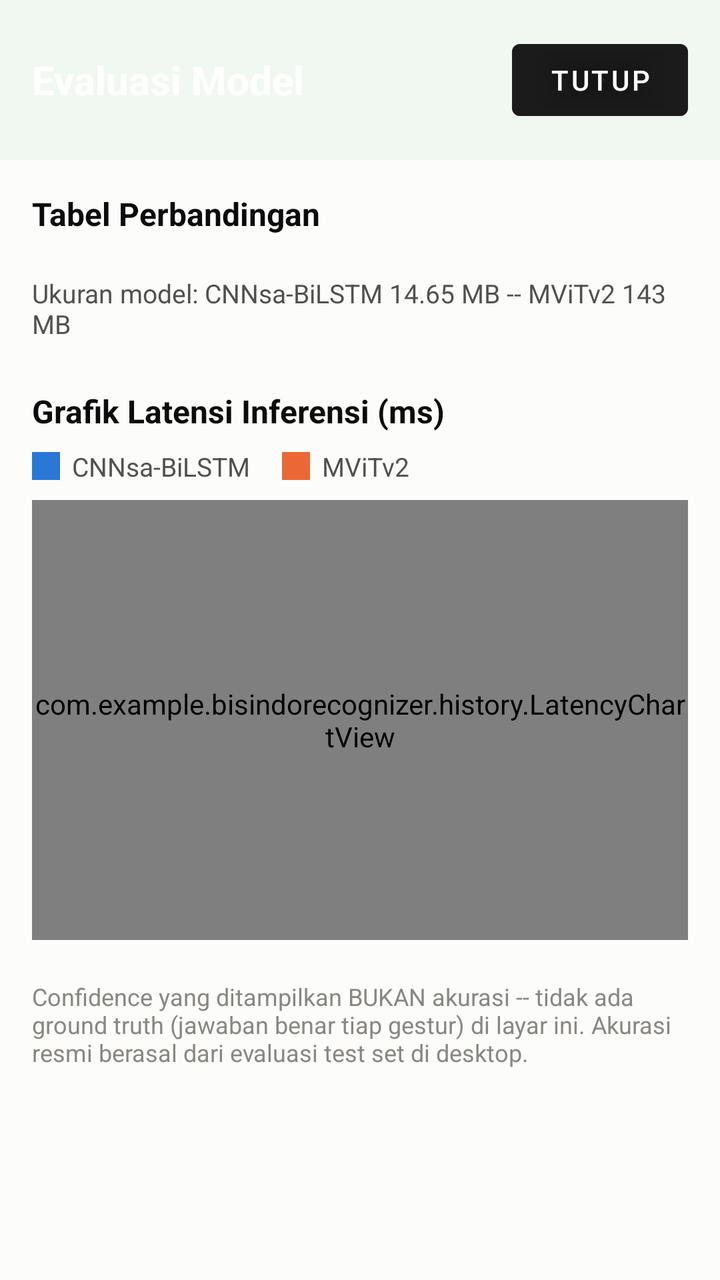
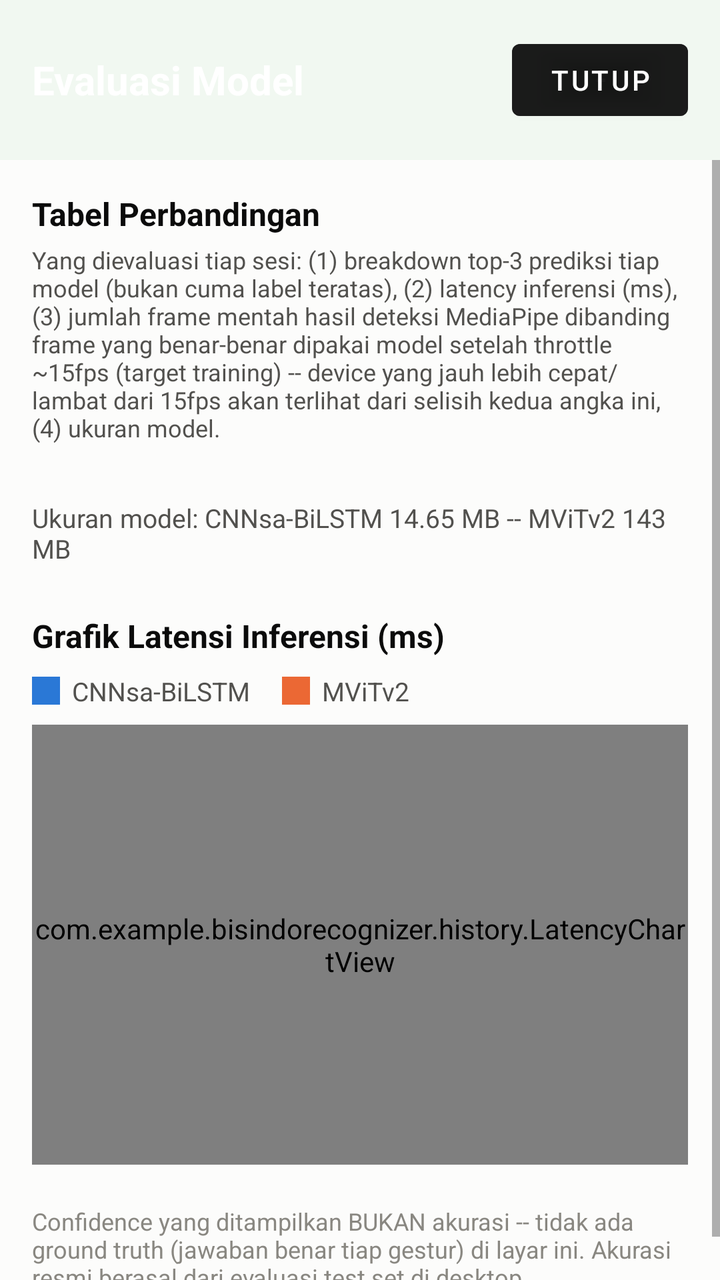

An Android layout rendered at two revisions. The XML below is the earlier revision; the diff shows what the commit changed to produce the second picture.
<!-- AndroidManifest.xml: application theme Theme.BisindoRecognizer -->
<!-- res/layout/activity_evaluation.xml -->
<?xml version="1.0" encoding="utf-8"?>
<LinearLayout xmlns:android="http://schemas.android.com/apk/res/android"
    android:layout_width="match_parent"
    android:layout_height="match_parent"
    android:orientation="vertical"
    android:background="#FCFCFB">

    <LinearLayout
        android:layout_width="match_parent"
        android:layout_height="wrap_content"
        android:orientation="horizontal"
        android:gravity="center_vertical"
        android:padding="16dp"
        android:background="@color/menu_background">

        <TextView
            android:layout_width="0dp"
            android:layout_height="wrap_content"
            android:layout_weight="1"
            android:text="@string/eval_title"
            android:textColor="#FFFFFF"
            android:textSize="20sp"
            android:textStyle="bold" />

        <Button
            android:id="@+id/btnCloseEvaluation"
            android:layout_width="wrap_content"
            android:layout_height="wrap_content"
            android:backgroundTint="#AA000000"
            android:text="@string/btn_close_history"
            android:textColor="#FFFFFF" />
    </LinearLayout>

    <TextView
        android:id="@+id/emptyText"
        android:layout_width="match_parent"
        android:layout_height="wrap_content"
        android:layout_marginTop="32dp"
        android:gravity="center"
        android:text="@string/eval_empty"
        android:textColor="#757575"
        android:visibility="gone" />

    <ScrollView
        android:id="@+id/contentGroup"
        android:layout_width="match_parent"
        android:layout_height="match_parent">

        <LinearLayout
            android:layout_width="match_parent"
            android:layout_height="wrap_content"
            android:orientation="vertical"
            android:padding="16dp">

            <TextView
                android:layout_width="wrap_content"
                android:layout_height="wrap_content"
                android:text="@string/eval_table_title"
                android:textColor="#0B0B0B"
                android:textSize="16sp"
                android:textStyle="bold" />

            <LinearLayout
                android:id="@+id/tableContainer"
                android:layout_width="match_parent"
                android:layout_height="wrap_content"
                android:layout_marginTop="8dp"
                android:orientation="vertical"
                android:divider="?android:attr/dividerHorizontal"
                android:showDividers="middle" />

            <TextView
                android:layout_width="match_parent"
                android:layout_height="wrap_content"
                android:layout_marginTop="12dp"
                android:text="@string/eval_model_size"
                android:textColor="#52514E"
                android:textSize="13sp" />

            <TextView
                android:layout_width="wrap_content"
                android:layout_height="wrap_content"
                android:layout_marginTop="24dp"
                android:text="@string/eval_chart_title"
                android:textColor="#0B0B0B"
                android:textSize="16sp"
                android:textStyle="bold" />

            <LinearLayout
                android:layout_width="wrap_content"
                android:layout_height="wrap_content"
                android:layout_marginTop="8dp"
                android:orientation="horizontal"
                android:gravity="center_vertical">

                <View
                    android:layout_width="14dp"
                    android:layout_height="14dp"
                    android:background="#2A78D6" />

                <TextView
                    android:layout_width="wrap_content"
                    android:layout_height="wrap_content"
                    android:layout_marginStart="6dp"
                    android:layout_marginEnd="16dp"
                    android:text="CNNsa-BiLSTM"
                    android:textColor="#52514E"
                    android:textSize="13sp" />

                <View
                    android:layout_width="14dp"
                    android:layout_height="14dp"
                    android:background="#EB6834" />

                <TextView
                    android:layout_width="wrap_content"
                    android:layout_height="wrap_content"
                    android:layout_marginStart="6dp"
                    android:text="MViTv2"
                    android:textColor="#52514E"
                    android:textSize="13sp" />

            </LinearLayout>

            <com.example.bisindorecognizer.history.LatencyChartView
                android:id="@+id/latencyChart"
                android:layout_width="match_parent"
                android:layout_height="220dp"
                android:layout_marginTop="8dp" />

            <TextView
                android:layout_width="match_parent"
                android:layout_height="wrap_content"
                android:layout_marginTop="20dp"
                android:text="@string/eval_accuracy_note"
                android:textColor="#898781"
                android:textSize="12sp" />

        </LinearLayout>

    </ScrollView>

</LinearLayout>
<!-- resources referenced by this layout -->
<resources>
  <color name="menu_background">#F1F8F1</color>
  <string name="btn_close_history">Tutup</string>
  <string name="eval_accuracy_note">Confidence yang ditampilkan BUKAN akurasi -- tidak ada ground truth (jawaban benar tiap gestur) di layar ini. Akurasi resmi berasal dari evaluasi test set di desktop.</string>
  <string name="eval_chart_title">Grafik Latensi Inferensi (ms)</string>
  <string name="eval_empty">Belum ada data -- rekam minimal 1 sesi dulu di layar Kamera.</string>
  <string name="eval_model_size">Ukuran model: CNNsa-BiLSTM 14.65 MB -- MViTv2 143 MB</string>
  <string name="eval_table_title">Tabel Perbandingan</string>
  <string name="eval_title">Evaluasi Model</string>
  <style name="Theme.BisindoRecognizer" parent="Theme.MaterialComponents.DayNight.NoActionBar">
          <item name="colorPrimary">@color/ic_launcher_background</item>
          <item name="colorPrimaryDark">@color/ic_launcher_background</item>
          <item name="colorAccent">@color/ic_launcher_foreground</item>
      </style>
  <color name="ic_launcher_background">#1B5E20</color>
  <color name="ic_launcher_foreground">#FFFFFF</color>
</resources>

<!-- the commit's change to res/layout/activity_evaluation.xml (unified diff, before → after) -->
@@ -59,6 +59,15 @@
                 android:textColor="#0B0B0B"
                 android:textSize="16sp"
                 android:textStyle="bold" />
+
+            <TextView
+                android:layout_width="match_parent"
+                android:layout_height="wrap_content"
+                android:layout_marginTop="4dp"
+                android:layout_marginBottom="8dp"
+                android:text="@string/eval_detail_note"
+                android:textColor="#52514E"
+                android:textSize="12sp" />
 
             <LinearLayout
                 android:id="@+id/tableContainer"
<!-- resource entries referenced after the edit -->
@@ -4,6 +4,7 @@
   <string name="btn_close_history">Tutup</string>
   <string name="eval_accuracy_note">Confidence yang ditampilkan BUKAN akurasi -- tidak ada ground truth (jawaban benar tiap gestur) di layar ini. Akurasi resmi berasal dari evaluasi test set di desktop.</string>
   <string name="eval_chart_title">Grafik Latensi Inferensi (ms)</string>
+  <string name="eval_detail_note">Yang dievaluasi tiap sesi: (1) breakdown top-3 prediksi tiap model (bukan cuma label teratas), (2) latency inferensi (ms), (3) jumlah frame mentah hasil deteksi MediaPipe dibanding frame yang benar-benar dipakai model setelah throttle ~15fps (target training) -- device yang jauh lebih cepat/lambat dari 15fps akan terlihat dari selisih kedua angka ini, (4) ukuran model.</string>
   <string name="eval_empty">Belum ada data -- rekam minimal 1 sesi dulu di layar Kamera.</string>
   <string name="eval_model_size">Ukuran model: CNNsa-BiLSTM 14.65 MB -- MViTv2 143 MB</string>
   <string name="eval_table_title">Tabel Perbandingan</string>
